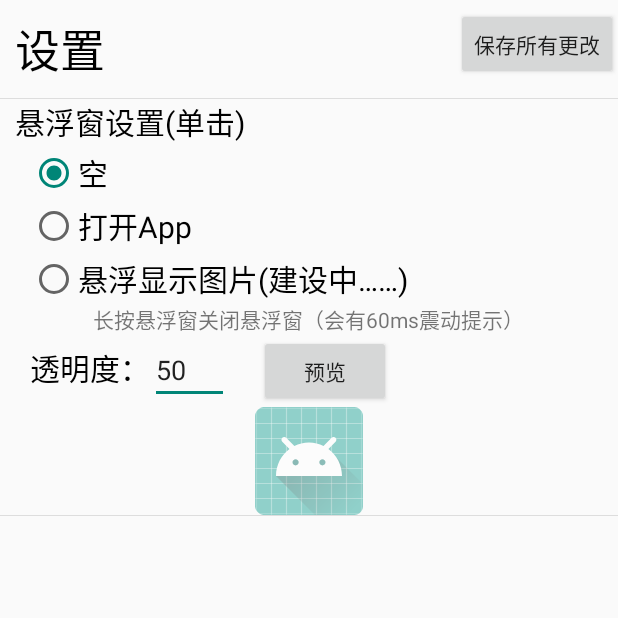
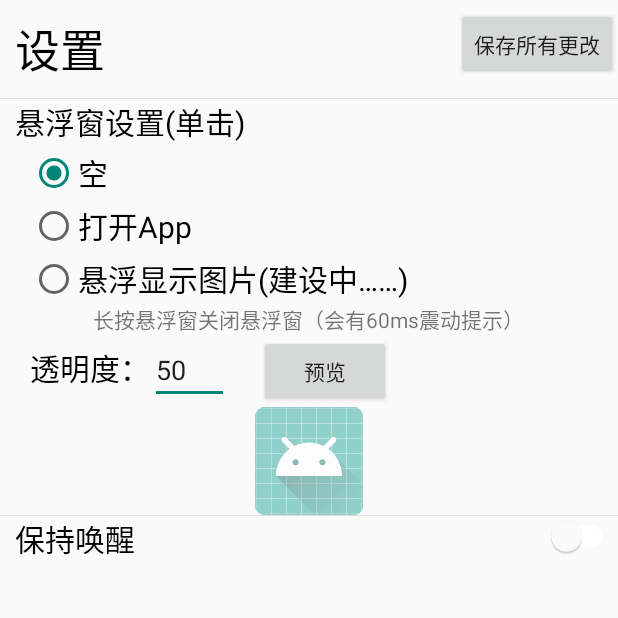
Before and after one commit to Thiasap/SelectPic, an Android app: the MySettings screen opened directly, with no data from a screen before it, on a phone screen of 412 x 824 dp, the top half of it. Run offline under Robolectric (Android 15) with nearby library versions, the phone set to English and light mode, and no system bars.

```diff
--- a/app/src/main/AndroidManifest.xml
+++ b/app/src/main/AndroidManifest.xml
@@ -16,7 +16,8 @@
         android:supportsRtl="true"
         android:theme="@style/FullScreenTheme"
         tools:ignore="GoogleAppIndexingWarning">
-        <activity android:name=".MainActivity">
+        <activity android:name=".MainActivity"
+            android:launchMode="singleTask" >
             <intent-filter>
                 <action android:name="android.intent.action.MAIN" />
 
--- a/app/src/main/java/com/bistu747/selectpic/MainService.java
+++ b/app/src/main/java/com/bistu747/selectpic/MainService.java
@@ -124,6 +124,7 @@ public class MainService extends Service {
                 if(vb!=null)
                     vb.vibrate(60);
                 stopSelf();
+                System.exit(0);
                 return false;
             }
         });
--- a/app/src/main/java/com/bistu747/selectpic/MySettings.java
+++ b/app/src/main/java/com/bistu747/selectpic/MySettings.java
@@ -5,9 +5,12 @@ import android.content.Context;
 import android.content.Intent;
 import android.content.SharedPreferences;
 import android.os.Bundle;
+import android.support.v7.widget.SwitchCompat;
 import android.util.Log;
 import android.view.View;
+import android.view.WindowManager;
 import android.widget.Button;
+import android.widget.CompoundButton;
 import android.widget.EditText;
 import android.widget.ImageView;
 import android.widget.RadioButton;
@@ -26,6 +29,7 @@ public class MySettings extends Activity {
     RadioButton RB_Empty;
     RadioButton RB_OpenApp;
     RadioButton RB_OpenPic;
+    SwitchCompat wakeup;
     @Override
     protected void onCreate(Bundle savedInstanceState) {
         super.onCreate(savedInstanceState);
@@ -77,6 +81,19 @@ public class MySettings extends Activity {
                 editor.apply();
             }
         });
+        wakeup.setOnCheckedChangeListener(new CompoundButton.OnCheckedChangeListener() {
+            @Override
+            public void onCheckedChanged(CompoundButton buttonView, boolean isChecked) {
+                SharedPreferences.Editor editor = sharedPreferences.edit();
+                editor.putBoolean("wakeup",isChecked);
+                if(isChecked){
+                    getWindow().addFlags(WindowManager.LayoutParams.FLAG_KEEP_SCREEN_ON);
+                }else{
+                    getWindow().clearFlags(WindowManager.LayoutParams.FLAG_KEEP_SCREEN_ON);
+                }
+                editor.apply();
+            }
+        });
     }
     private void init(){
         sharedPreferences = getSharedPreferences("Config", Context.MODE_PRIVATE);
@@ -93,6 +110,8 @@ public class MySettings extends Activity {
         ET_Transparency.setText(String.valueOf(Transparency));
         Log.e(" ","Transparency"+Transparency);
         ImgPre.setAlpha(((float)Transparency)/100);
+        wakeup = findViewById(R.id.wakeup);
+        wakeup.setChecked(sharedPreferences.getBoolean("wakeup",false));
         switch (SuspensionW){
             case "":
                 RB_Empty.setChecked(true);
--- a/app/src/main/res/layout/activity_settings.xml
+++ b/app/src/main/res/layout/activity_settings.xml
@@ -110,6 +110,28 @@
                 android:layout_width="match_parent"
                 android:layout_height="0.5dp"
                 android:background="@color/gray_1"/>
+            <LinearLayout
+                android:layout_width="match_parent"
+                android:layout_height="wrap_content"
+                android:orientation="horizontal">
+                <TextView
+                    android:layout_width="wrap_content"
+                    android:layout_height="wrap_content"
+                    android:text="@string/wakeup"
+                    android:textSize="20sp"
+                    android:textColor="@color/black"
+                    android:layout_marginStart="10dp" />
+                <android.support.v7.widget.SwitchCompat
+                    android:id="@+id/wakeup"
+                    android:layout_width="match_parent"
+                    android:layout_height="match_parent"
+                    android:gravity="end"/>
+                <ImageView
+                    android:layout_width="match_parent"
+                    android:layout_height="0.5dp"
+                    android:background="@color/gray_1"/>
+            </LinearLayout>
+
         </LinearLayout>
     </ScrollView>
 </LinearLayout>
--- a/app/src/main/res/values/strings.xml
+++ b/app/src/main/res/values/strings.xml
@@ -19,4 +19,5 @@
     <string name="Preview">预览</string>
     <string name="saveAll">保存所有更改</string>
     <string name="SettingTODO">长按悬浮窗关闭悬浮窗（会有60ms震动提示）</string>
+    <string name="wakeup">保持唤醒</string>
 </resources>
```
Also changed, not shown: app/src/main/java/com/bistu747/selectpic/MainActivity.java (+9 -0 lines).
